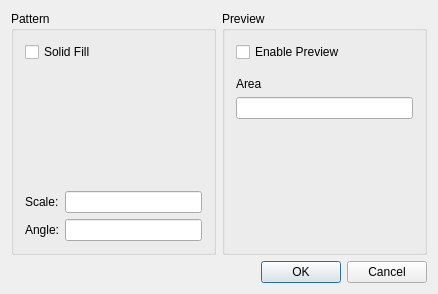
First picture: the form in librecad/src/ui/forms/qg_dlghatch.ui, repository LibreCAD/LibreCAD, before the edit.
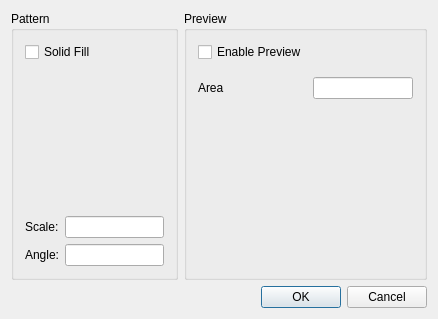
Second picture: the form after the edit. Custom widgets are drawn as their Qt base class.

Commit message: dialog Hatch: adjusted geometry

Diff of the .ui file:
```diff
--- a/librecad/src/ui/forms/qg_dlghatch.ui
+++ b/librecad/src/ui/forms/qg_dlghatch.ui
@@ -7,7 +7,7 @@
     <x>0</x>
     <y>0</y>
     <width>438</width>
-    <height>294</height>
+    <height>319</height>
    </rect>
   </property>
   <property name="windowTitle">
@@ -77,13 +77,6 @@
         <item row="6" column="0">
          <widget class="QG_GraphicView" name="gvPreview" native="true"/>
         </item>
-        <item row="5" column="0" colspan="2">
-         <widget class="QLineEdit" name="leHatchArea">
-          <property name="readOnly">
-           <bool>true</bool>
-          </property>
-         </widget>
-        </item>
         <item row="4" column="0">
          <widget class="QLabel" name="lArea">
           <property name="text">
@@ -98,6 +91,13 @@
           </property>
          </widget>
         </item>
+        <item row="4" column="1">
+         <widget class="QLineEdit" name="leHatchArea">
+          <property name="readOnly">
+           <bool>true</bool>
+          </property>
+         </widget>
+        </item>
        </layout>
       </widget>
      </item>
```
